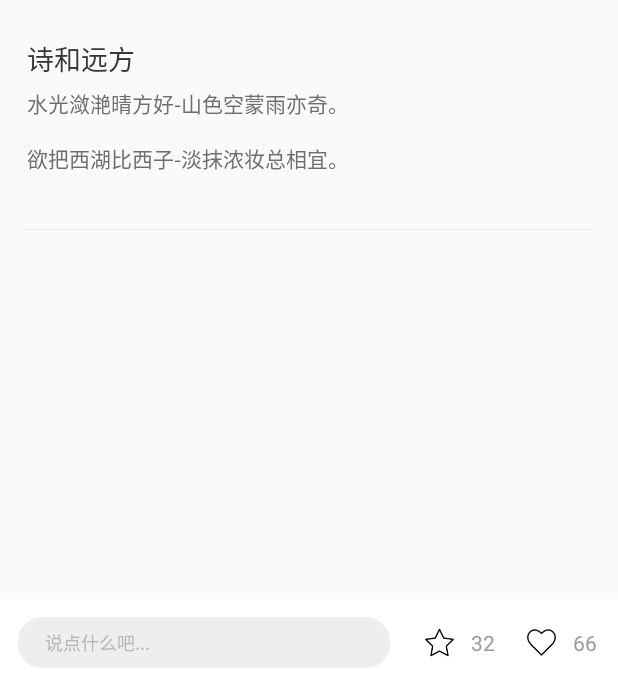
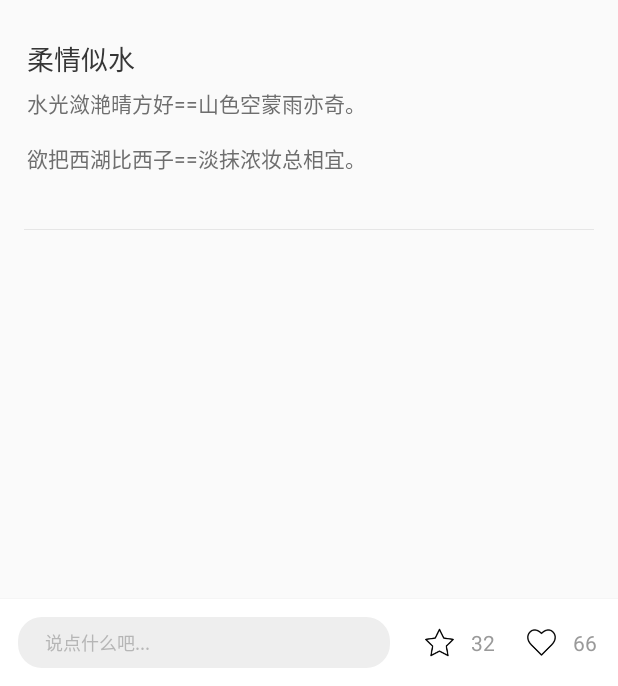
Before and after one commit to sunupo/helppets, an Android app: the layout activity_comment_main.xml on its own in the app's theme, with its tools: preview values and no code run, on a phone screen of 412 x 824 dp, the part 550-1236 px from its top. Run offline under Robolectric (Android 15) with nearby library versions, the phone set to English and light mode, and no system bars.

Commit message:
commit 2019032242430

```diff
--- a/app/src/main/res/layout/activity_comment_main.xml
+++ b/app/src/main/res/layout/activity_comment_main.xml
@@ -124,7 +124,7 @@
                         android:id="@+id/if_send"
                         android:layout_width="wrap_content"
                         android:layout_height="wrap_content"
-                        android:text="诗和远方"
+                        android:text="柔情似水"
                         android:layout_marginLeft="18dp"
                         android:layout_marginTop="12dp"
                         android:layout_marginBottom="6dp"
@@ -135,7 +135,7 @@
                         android:layout_width="wrap_content"
                         android:layout_height="wrap_content"
                         android:layout_marginLeft="18dp"
-                        android:text="水光潋滟晴方好-山色空蒙雨亦奇。\n\n欲把西湖比西子-淡抹浓妆总相宜。"
+                        android:text="水光潋滟晴方好==山色空蒙雨亦奇。\n\n欲把西湖比西子==淡抹浓妆总相宜。"
                         android:maxLines="10"
                         android:ellipsize="end"
                         android:layout_marginRight="10dp"
```
Also changed, not shown: app/src/main/java/com/sunupo/helppets/comment/CommentMainActivity.java (+13 -4 lines), app/src/main/java/com/sunupo/helppets/util/Constants.java (+4 -4 lines).
